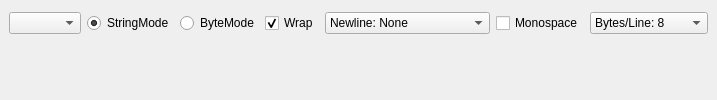
DusteDdk/Breco, file ui/TextViewPanel.ui: the form before one commit.
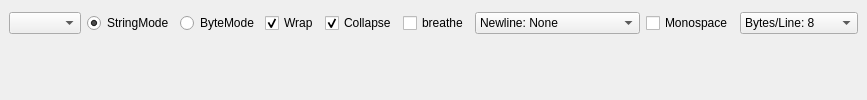
The form after the commit.

Patch:
```diff
--- a/ui/TextViewPanel.ui
+++ b/ui/TextViewPanel.ui
@@ -48,6 +48,23 @@
         </property>
        </widget>
       </item>
+      <item>
+       <widget class="QCheckBox" name="collapseCheckBox">
+        <property name="text">
+         <string>Collapse</string>
+        </property>
+        <property name="checked">
+         <bool>true</bool>
+        </property>
+       </widget>
+      </item>
+      <item>
+       <widget class="QCheckBox" name="breatheCheckBox">
+        <property name="text">
+         <string>breathe</string>
+        </property>
+       </widget>
+      </item>
       <item>
        <widget class="QComboBox" name="newlineModeComboBox">
         <item>
```
